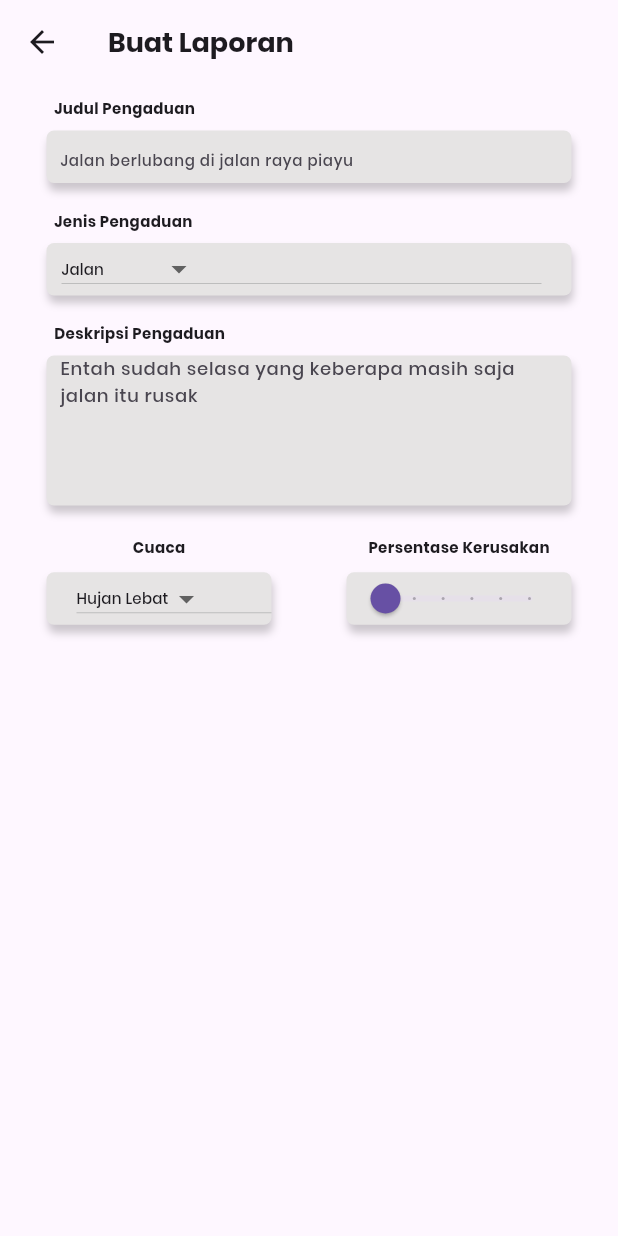
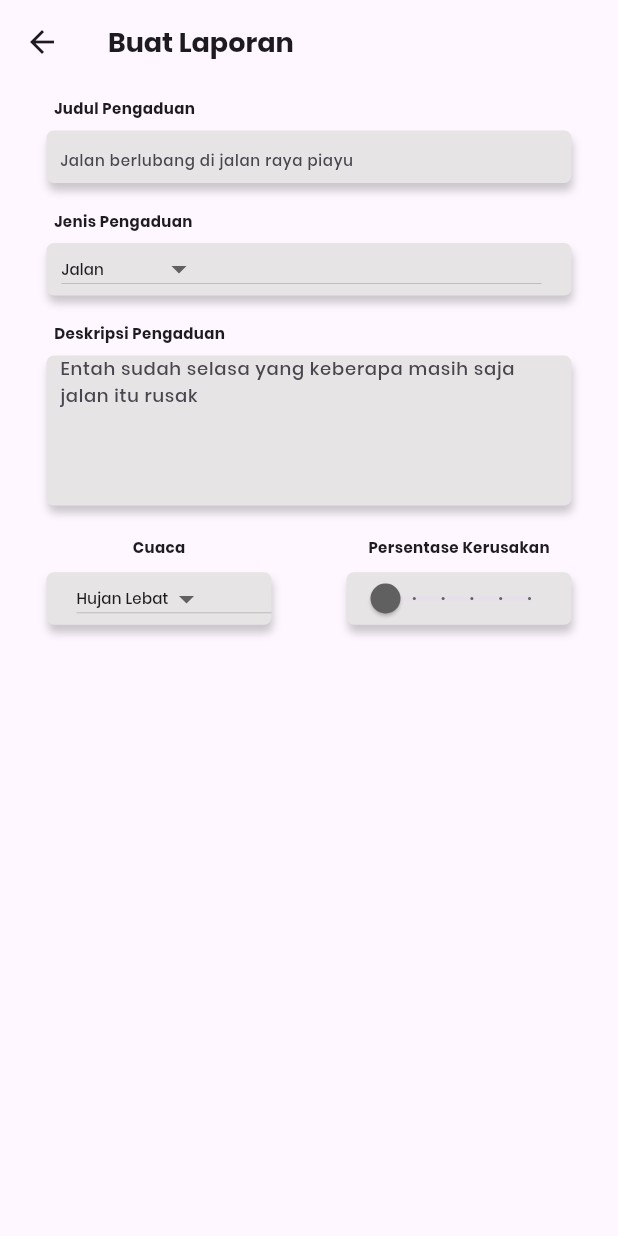
Before and after one commit to kaminariwhat/PBL20KMIPN, a Flutter app: the LaporScreen screen opened by its route, on a phone screen of 412 x 824 dp. Run offline on Flutter 3.47's test engine with Material 3 defaults, Android fonts, the phone set to English and light mode, and no system bars; missing offline and left inert: flutter_osm_plugin.

Commit message:
update warna widget persentase kerusakan

```diff
--- a/lib/screens/lapor.dart
+++ b/lib/screens/lapor.dart
@@ -335,6 +335,7 @@ class _LaporScreenState extends State<LaporScreen> {
                                       ],
                                     ),
                                     child: Slider(
+                                      activeColor: const Color.fromARGB(255, 97, 96, 96),
                                       value: _currentSliderValue,
                                       max: 100,
                                       divisions: 5,
```
